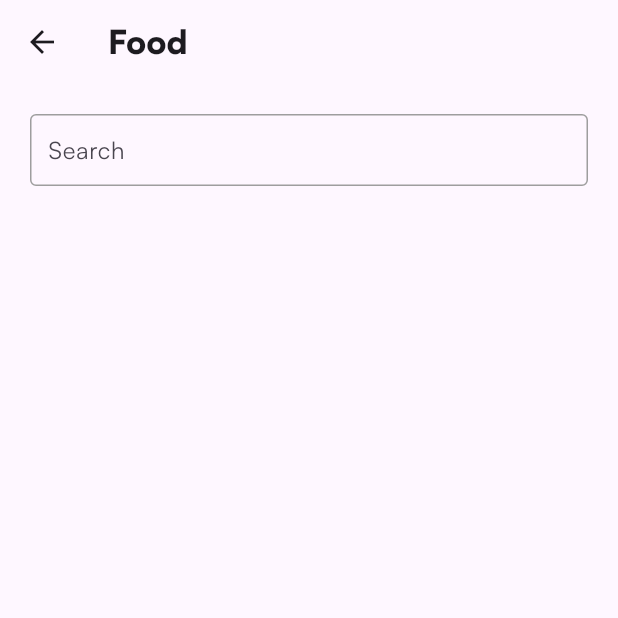
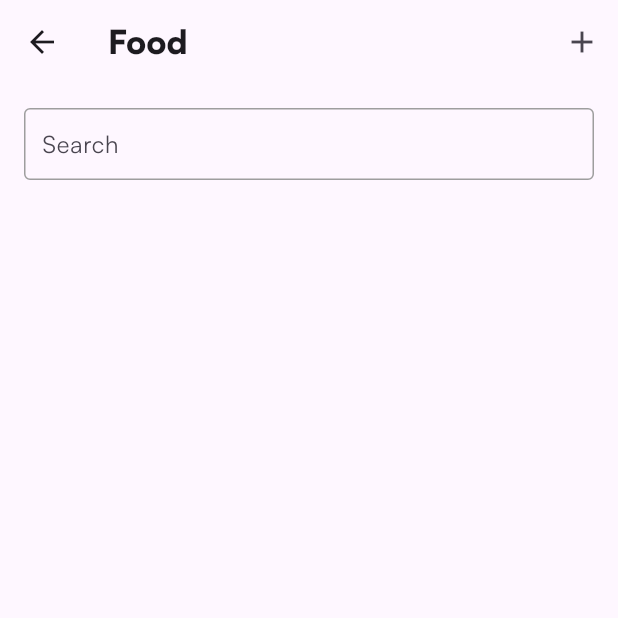
Before and after one commit to JAYSH89/Journal-Flutter, a Flutter app: the FoodView screen opened directly, on a phone screen of 412 x 824 dp, the top half of it. Run offline on Flutter 3.47's test engine with Material 3 defaults, Android fonts, the phone set to English and light mode, and no system bars; our stand-ins replace equatable, fpdart, get_it, go_router, shared_preferences; accounts and stored records are empty.

```diff
--- a/lib/app/widgets/journal_app_bar.dart
+++ b/lib/app/widgets/journal_app_bar.dart
@@ -5,9 +5,13 @@ import 'package:journal/core/theme/typography.dart';
 class JournalMaterialAppBar extends AppBar {
   final String titleLabel;
 
-  JournalMaterialAppBar({super.key, required this.titleLabel})
-      : super(
+  JournalMaterialAppBar({
+    super.key,
+    super.actions,
+    required this.titleLabel,
+  }) : super(
           title: Text(titleLabel, style: satoshiBlack),
+          // actions: [IconButton(onPressed: () {}, icon: const Icon(Icons.add))],
         );
 }
 
--- a/lib/food/presentation/food_page.dart
+++ b/lib/food/presentation/food_page.dart
@@ -24,24 +24,28 @@ class FoodView extends StatelessWidget {
         return CupertinoPageScaffold(
           child: JournalCupertinoSliverAppBar(
             titleLabel: _title,
-            child: const _FoodViewContent(),
+            child: _FoodViewContent(),
           ),
         );
       default:
         return Scaffold(
-          appBar: JournalMaterialAppBar(titleLabel: _title),
-          body: const Center(child: _FoodViewContent()),
+          appBar: JournalMaterialAppBar(
+            titleLabel: _title,
+            actions: [
+              IconButton(onPressed: () {}, icon: const Icon(Icons.add)),
+            ],
+          ),
+          body: Center(child: _FoodViewContent()),
         );
     }
   }
 }
 
 class _FoodViewContent extends StatelessWidget {
-  const _FoodViewContent({super.key});
 
   @override
   Widget build(BuildContext context) => const Padding(
-        padding: EdgeInsets.all(20.0),
+        padding: EdgeInsets.all(16.0),
         child: Column(children: [JournalTextField()]),
       );
 }
--- a/lib/profile/presentation/profile_page.dart
+++ b/lib/profile/presentation/profile_page.dart
@@ -24,20 +24,19 @@ class ProfileView extends StatelessWidget {
         return CupertinoPageScaffold(
           child: JournalCupertinoSliverAppBar(
             titleLabel: _title,
-            child: const _ProfileViewContent(),
+            child: _ProfileViewContent(),
           ),
         );
       default:
         return Scaffold(
           appBar: JournalMaterialAppBar(titleLabel: _title),
-          body: const Center(child: _ProfileViewContent()),
+          body: Center(child: _ProfileViewContent()),
         );
     }
   }
 }
 
 class _ProfileViewContent extends StatelessWidget {
-  const _ProfileViewContent({super.key});
 
   @override
   Widget build(BuildContext context) => Center(
--- a/pubspec.yaml
+++ b/pubspec.yaml
@@ -26,6 +26,7 @@ dependencies:
   uuid: ^4.3.3
   shared_preferences: ^2.2.2
   very_good_analysis: ^5.1.0
+  modal_bottom_sheet: ^2.1.2
 
 dev_dependencies:
   flutter_test:
```
Also changed, not shown: lib/app/widgets/journal_button.dart (added, +34 -0 lines), lib/developer/developer_page.dart (+3 -6 lines), lib/journal/presentation/journal_page.dart (+40 -29 lines).
